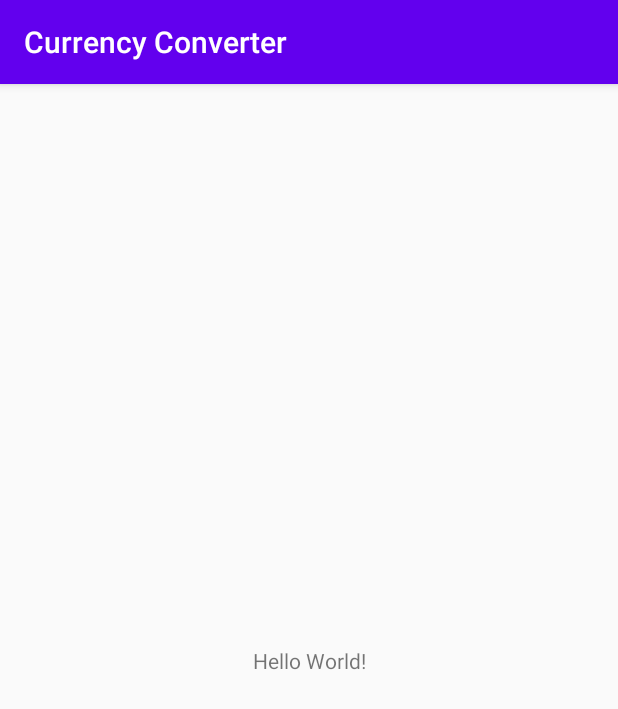
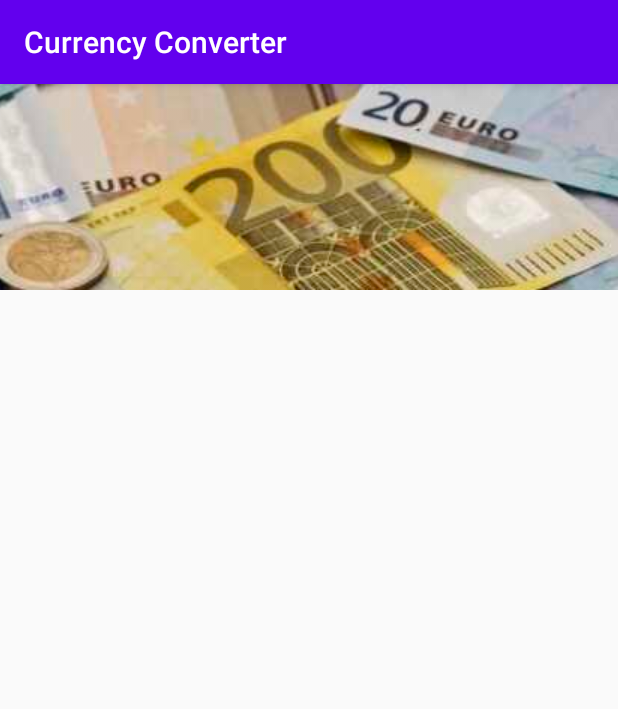
Before and after one commit to Oscar-Ornelas/currency-converter, an Android app: the screen it shows after launch (MainActivity), on a phone screen of 412 x 824 dp. Shown: the top 709 px of the screen. Run offline under Robolectric (Android 15) with nearby library versions, the phone set to English and light mode, and no system bars.

Commit message:
Add euro image to activity

```diff
--- a/app/src/main/res/layout/activity_main.xml
+++ b/app/src/main/res/layout/activity_main.xml
@@ -6,13 +6,13 @@
     android:layout_height="match_parent"
     tools:context=".MainActivity">
 
-    <TextView
+    <ImageView
+        android:id="@+id/imageView3"
         android:layout_width="wrap_content"
         android:layout_height="wrap_content"
-        android:text="Hello World!"
-        app:layout_constraintBottom_toBottomOf="parent"
-        app:layout_constraintLeft_toLeftOf="parent"
-        app:layout_constraintRight_toRightOf="parent"
-        app:layout_constraintTop_toTopOf="parent" />
-
+        android:scaleType="centerCrop"
+        app:layout_constraintEnd_toEndOf="parent"
+        app:layout_constraintStart_toStartOf="parent"
+        app:layout_constraintTop_toTopOf="parent"
+        app:srcCompat="@drawable/euros" />
 </androidx.constraintlayout.widget.ConstraintLayout>
```
Also changed, not shown: app/src/main/res/drawable-v24/euros.jpg (added).
